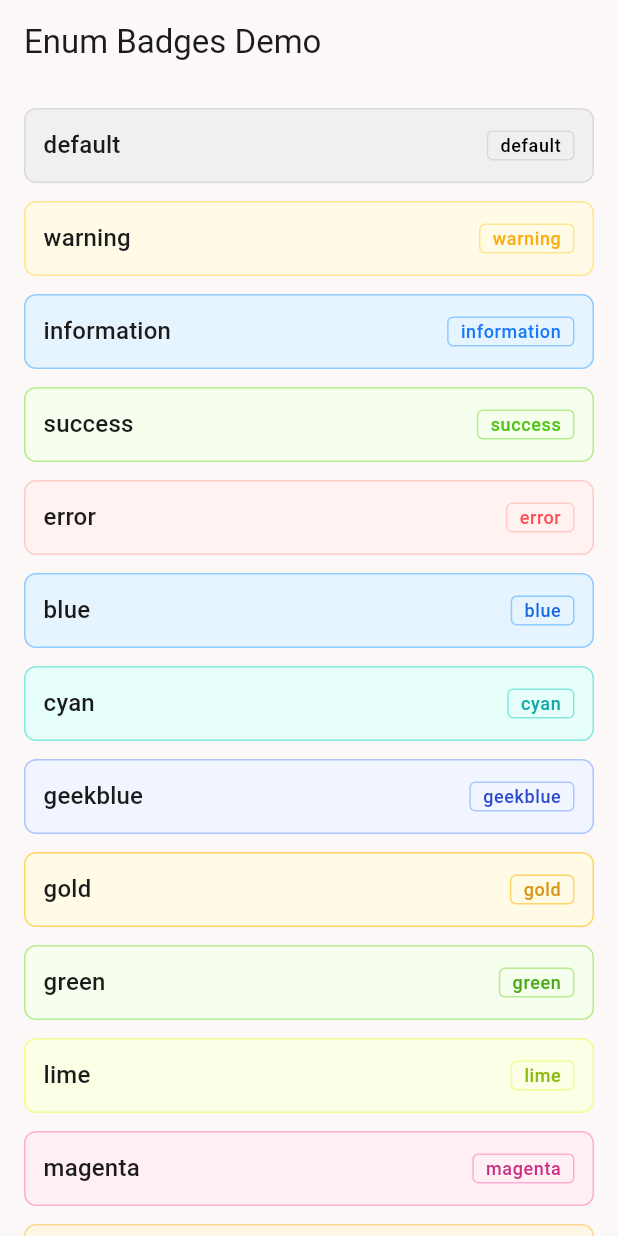
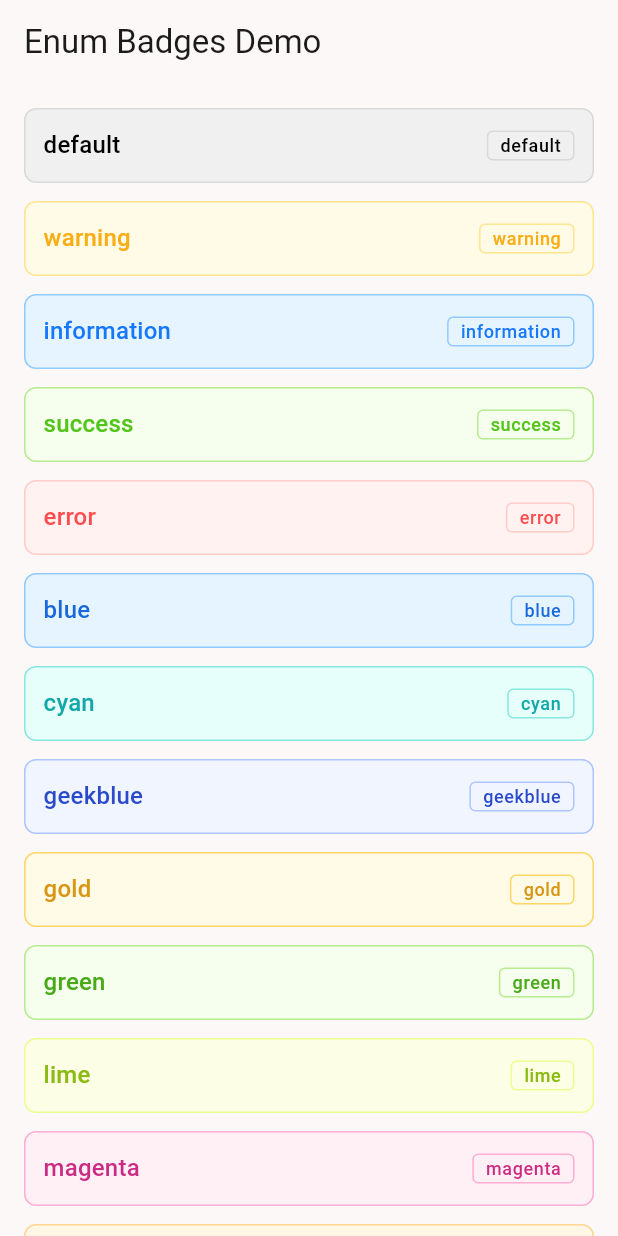
Before and after one commit to thanhtunguet/flutter_json_entity, a Flutter app: the screen it shows after launch, on a phone screen of 412 x 824 dp. Run offline on Flutter 3.47's test engine with Material 3 defaults, Android fonts, the phone set to English and light mode, and no system bars; our stand-ins replace bloc, device_info_plus, dio, equatable, file_picker, firebase_crashlytics and 17 more; missing offline and left inert: aad_oauth, supa_carbon_icons; accounts and stored records are empty.

Commit message:
Enhance text styling in EnumBadgesPage by applying dynamic color to the title text based on the provided token, improving visual consistency with the theme.

```diff
--- a/example/lib/enum_badges_page.dart
+++ b/example/lib/enum_badges_page.dart
@@ -56,7 +56,12 @@ class EnumBadgesPage extends StatelessWidget {
             child: Row(
               mainAxisAlignment: MainAxisAlignment.spaceBetween,
               children: [
-                Text(key, style: Theme.of(context).textTheme.titleMedium),
+                Text(
+                  key,
+                  style: Theme.of(context).textTheme.titleMedium?.copyWith(
+                        color: token?.text ?? Colors.black,
+                      ),
+                ),
                 EnumStatusBadge(status: enumModel),
               ],
             ),
```
